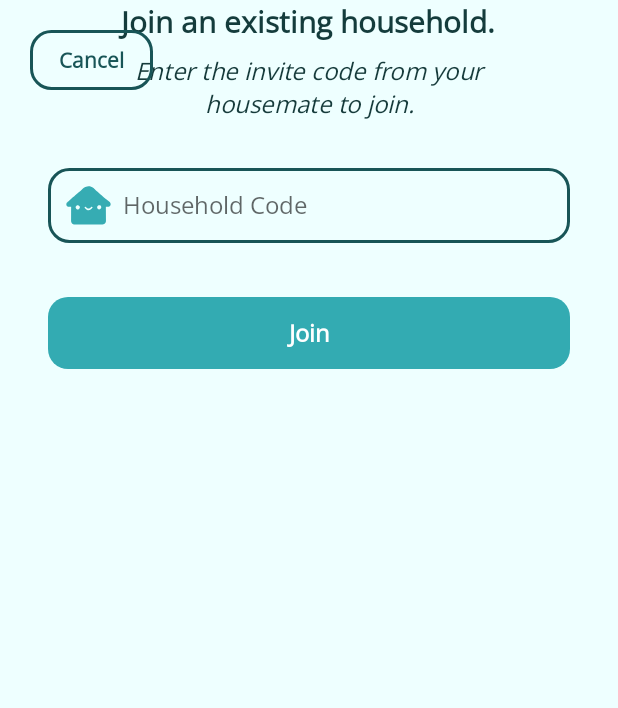
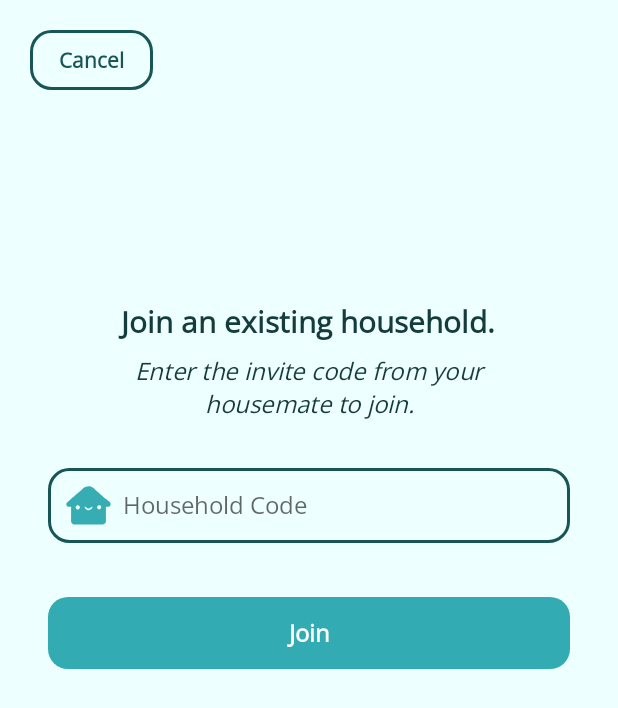
Before and after one commit to haniellejermayn/Kasama, an Android app built with Jetpack Compose: the layout layout_join_page.xml on its own in the app's theme, with its tools: preview values and no code run, on a phone screen of 412 x 824 dp. Shown: the top 708 px of the screen. Run offline under Robolectric (Android 15) with nearby library versions, the phone set to English and light mode, and no system bars.

Commit message:
fix constraint error

```diff
--- a/app/src/main/res/layout/layout_join_page.xml
+++ b/app/src/main/res/layout/layout_join_page.xml
@@ -66,6 +66,7 @@
         android:id="@+id/text_sub_"
         android:layout_width="312dp"
         android:layout_height="wrap_content"
+        android:layout_marginTop="200dp"
         android:fontFamily="@font/open_sans"
         android:lineSpacingExtra="-5sp"
         android:text="Join an existing household."
@@ -76,7 +77,7 @@
         app:layout_constraintEnd_toEndOf="parent"
         app:layout_constraintHorizontal_bias="0.494"
         app:layout_constraintStart_toStartOf="parent"
-        tools:layout_editor_absoluteY="209dp" />
+        app:layout_constraintTop_toTopOf="parent" />
 
     <Button
         android:id="@+id/joinBtn"
```
